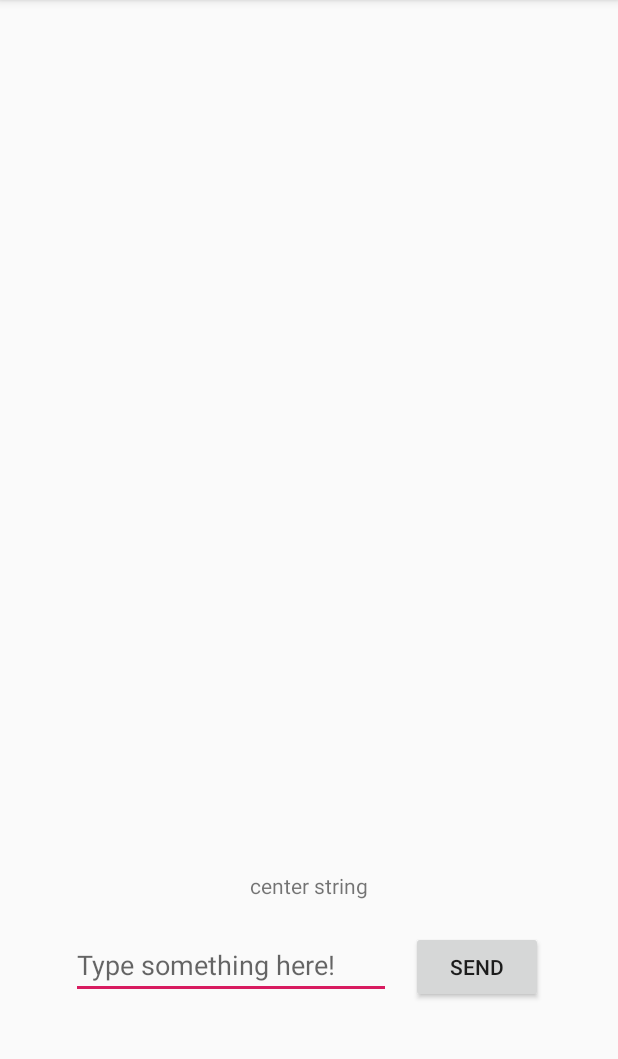
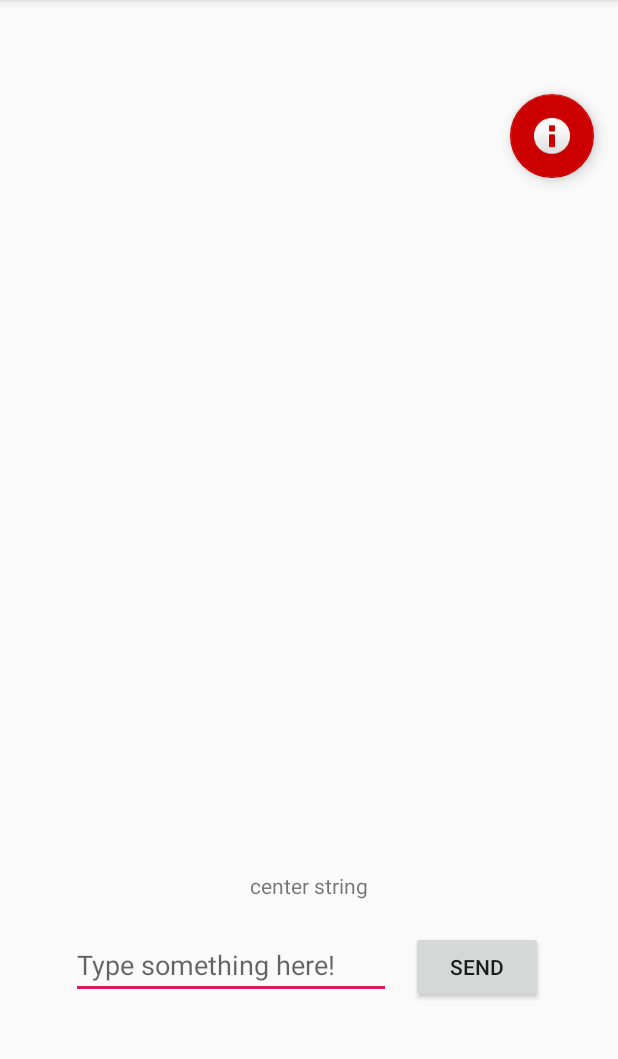
Before and after one commit to onnenon/kite, an Android app: the screen it shows after launch (MainActivity), on a phone screen of 412 x 824 dp, the part 84-1143 px from its top. Run offline under Robolectric (Android 15) with nearby library versions, the phone set to English and light mode, and no system bars.

Commit message:
A floating action button has been added. It doesn't do much yet.

```diff
--- a/Experiments/ben-experiments/ApplicationTest2/app/src/main/java/com/example/applicationtest2/MainActivity.java
+++ b/Experiments/ben-experiments/ApplicationTest2/app/src/main/java/com/example/applicationtest2/MainActivity.java
@@ -19,10 +19,10 @@ public class MainActivity extends AppCompatActivity {
         Toolbar toolbar = findViewById(R.id.toolbar);
         setSupportActionBar(toolbar);
 
-        /*
 
-        FloatingActionButton fab = findViewById(R.id.fab);
-        fab.setOnClickListener(new View.OnClickListener() {
+
+        FloatingActionButton menuButton = findViewById(R.id.menuButton);
+        menuButton.setOnClickListener(new View.OnClickListener() {
             @Override
             public void onClick(View view) {
                 Snackbar.make(view, "Replace with your own action", Snackbar.LENGTH_LONG)
@@ -30,7 +30,7 @@ public class MainActivity extends AppCompatActivity {
             }
         });
 
-        */
+
 
         Button sendButton = (Button) findViewById (R.id.send_button);
         final TextView centerText = (TextView) findViewById (R.id.center_string); // This needs to be declared as final for some reason.
@@ -50,9 +50,7 @@ public class MainActivity extends AppCompatActivity {
                 centerText.setText(typeText.getText());
 
                 TextView newText = new TextView(getApplicationContext());
-
                 newText.setText(typeText.getText());
-
                 layout.addView(newText);
 
                 // text1.setText(typeText.getText());
--- a/Experiments/ben-experiments/ApplicationTest2/app/src/main/res/layout/content_main.xml
+++ b/Experiments/ben-experiments/ApplicationTest2/app/src/main/res/layout/content_main.xml
@@ -61,7 +61,7 @@
 
     <ScrollView
         android:layout_width="395dp"
-        android:layout_height="475dp"
+        android:layout_height="381dp"
         android:layout_marginStart="8dp"
         android:layout_marginLeft="8dp"
         android:layout_marginTop="8dp"
@@ -77,7 +77,25 @@
             android:id="@+id/linear_layout"
             android:layout_width="wrap_content"
             android:layout_height="wrap_content"
-            android:orientation="vertical"/>
+            android:orientation="vertical" />
     </ScrollView>
 
+    <android.support.design.widget.FloatingActionButton
+        android:id="@+id/menuButton"
+        android:layout_width="wrap_content"
+        android:layout_height="wrap_content"
+        android:layout_marginStart="339dp"
+        android:layout_marginLeft="339dp"
+        android:layout_marginTop="16dp"
+        android:layout_marginEnd="16dp"
+        android:layout_marginRight="16dp"
+        android:layout_marginBottom="603dp"
+        android:clickable="true"
+        app:backgroundTint="@android:color/holo_red_dark"
+        app:layout_constraintBottom_toBottomOf="parent"
+        app:layout_constraintEnd_toEndOf="parent"
+        app:layout_constraintStart_toStartOf="parent"
+        app:layout_constraintTop_toTopOf="parent"
+        app:srcCompat="@android:drawable/ic_dialog_info" />
+
 </android.support.constraint.ConstraintLayout>
```
